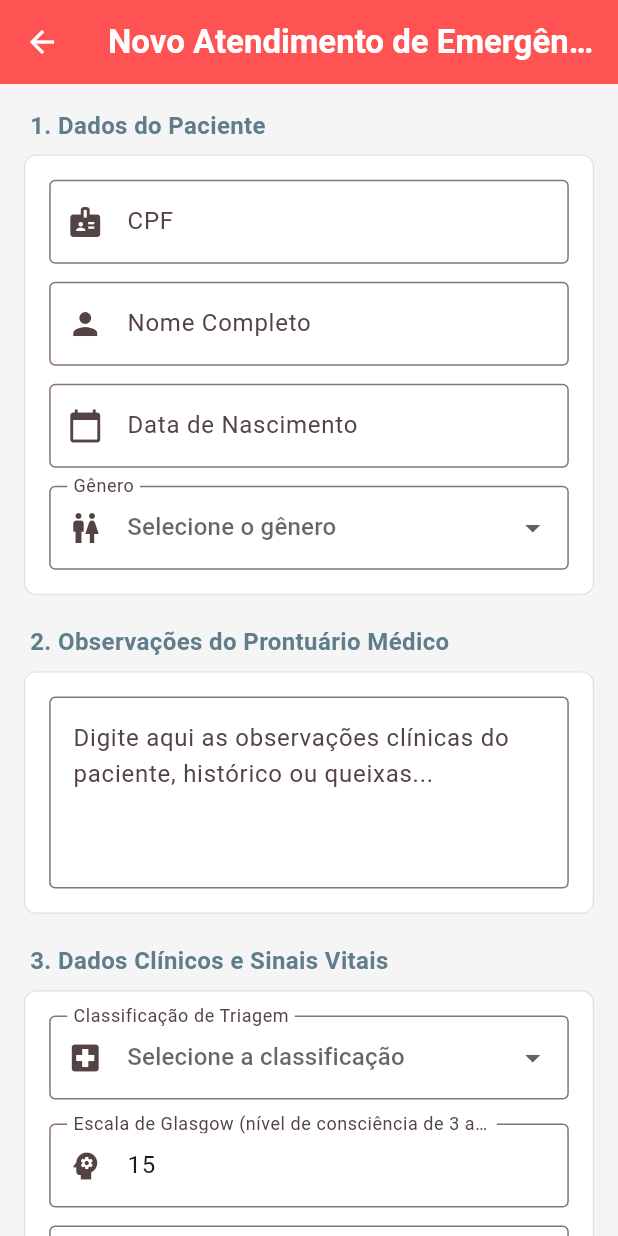
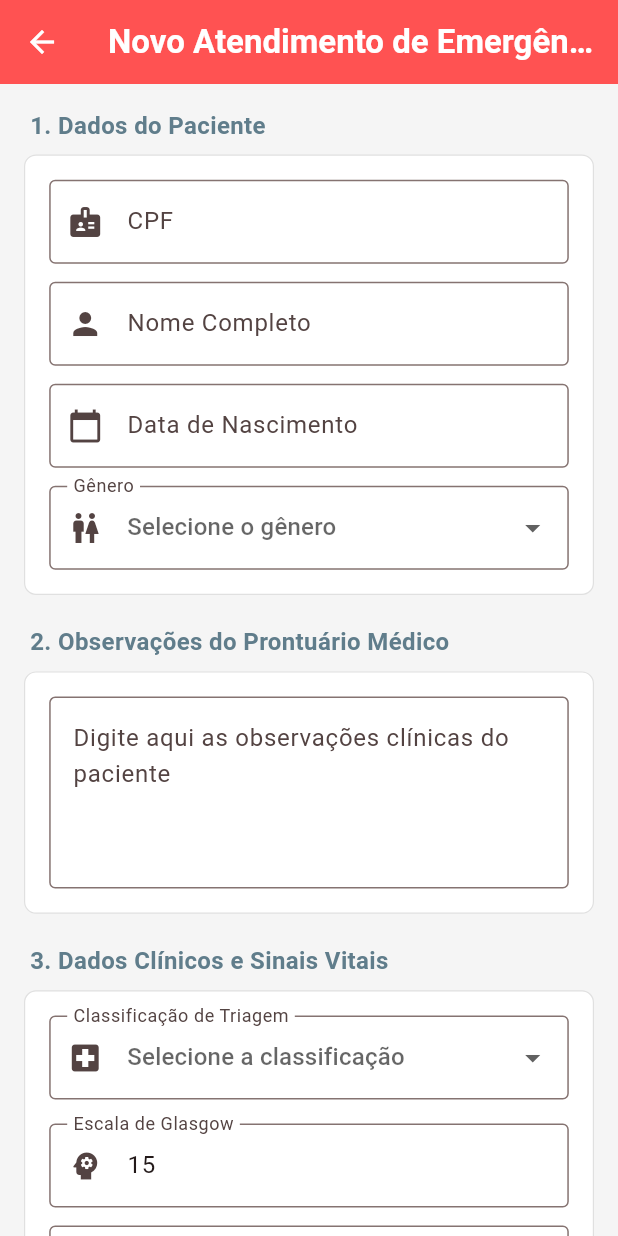
Before and after one commit to Felipe-Marchi/medicalfield_app, a Flutter app: the AttendanceFormScreen screen opened directly, on a phone screen of 412 x 824 dp. Run offline on Flutter 3.47's test engine with Material 3 defaults, Android fonts, the phone set to English and light mode, and no system bars; our stand-ins replace shared_preferences, sqflite; accounts and stored records are empty.

Commit message:
Ajuste de rotulos

```diff
--- a/lib/screens/attendance_form_screen.dart
+++ b/lib/screens/attendance_form_screen.dart
@@ -498,7 +498,7 @@ class _AttendanceFormScreenState extends State<AttendanceFormScreen> {
                   minLines: 4,
                   maxLines: 8,
                   decoration: const InputDecoration(
-                    hintText: 'Digite aqui as observações clínicas do paciente, histórico ou queixas...',
+                    hintText: 'Digite aqui as observações clínicas do paciente',
                     border: OutlineInputBorder(),
                   ),
                 ),
@@ -622,7 +622,7 @@ class _AttendanceFormScreenState extends State<AttendanceFormScreen> {
                       controller: _glasgowController,
                       keyboardType: TextInputType.number,
                       decoration: const InputDecoration(
-                        labelText: 'Escala de Glasgow (nível de consciência de 3 a 15)',
+                        labelText: 'Escala de Glasgow',
                         prefixIcon: Icon(Icons.psychology),
                         border: OutlineInputBorder(),
                       ),
@@ -683,7 +683,7 @@ class _AttendanceFormScreenState extends State<AttendanceFormScreen> {
                     if (_availableMedications.isNotEmpty)
                       DropdownButton<Medication>(
                         isExpanded: true,
-                        hint: const Text('Selecione um medicamento do catálogo'),
+                        hint: const Text('Selecione um medicamento'),
                         value: _selectedMedicationItem,
                         items: _availableMedications.map((med) {
                           return DropdownMenuItem<Medication>(
@@ -706,7 +706,7 @@ class _AttendanceFormScreenState extends State<AttendanceFormScreen> {
                     TextFormField(
                       controller: _doseController,
                       decoration: const InputDecoration(
-                        labelText: 'Dose / Observação opcional (ex: 2mL, 1 ampola)',
+                        labelText: 'Observação (ex: 2mL, 1 ampola)',
                         prefixIcon: Icon(Icons.local_pharmacy),
                         border: OutlineInputBorder(),
                       ),
```
